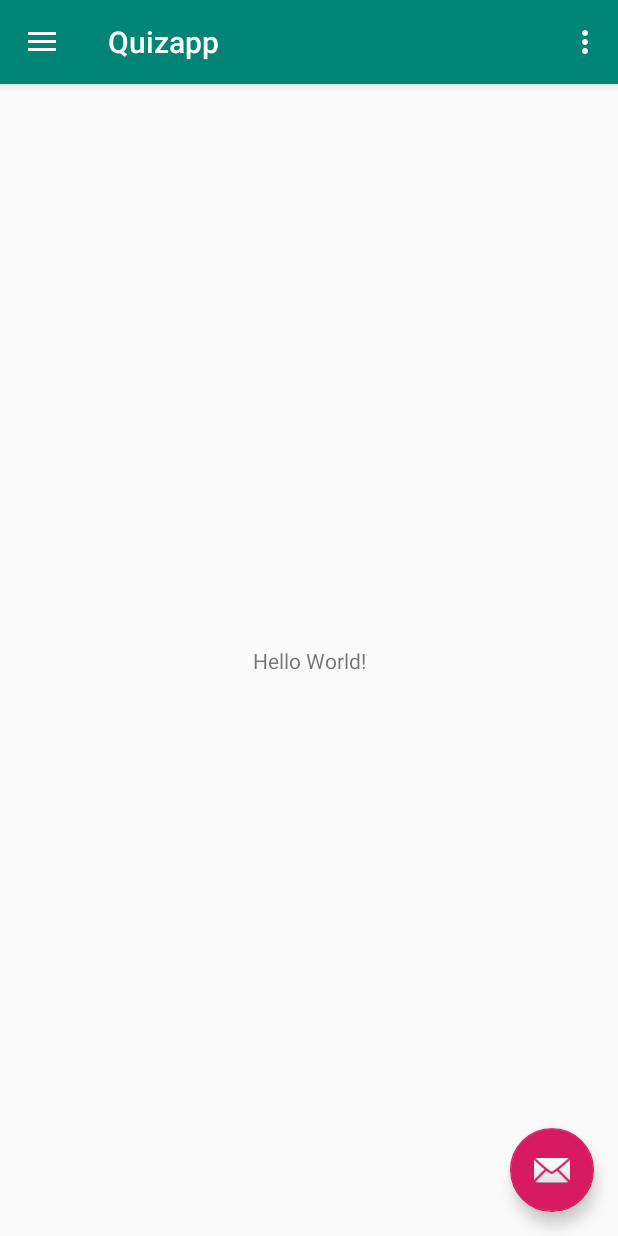
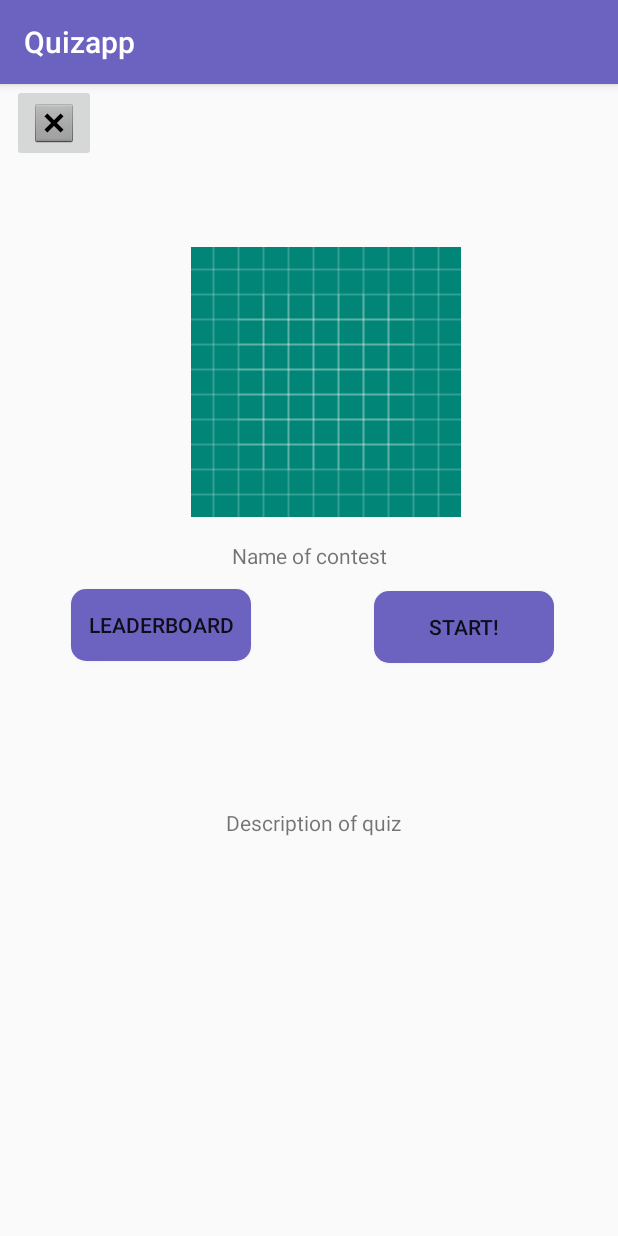
Before and after one commit to Chamana/Quizapp, an Android app: the screen it shows after launch (MainActivity before the commit, StartContestActivity after it), on a phone screen of 412 x 824 dp. Run offline under Robolectric (Android 15) with nearby library versions, the phone set to English and light mode, and no system bars.

Commit message:
start contest done

```diff
--- a/app/build.gradle
+++ b/app/build.gradle
@@ -26,4 +26,7 @@ dependencies {
     testImplementation 'junit:junit:4.12'
     androidTestImplementation 'com.android.support.test:runner:1.0.2'
     androidTestImplementation 'com.android.support.test.espresso:espresso-core:3.0.2'
+    implementation 'com.android.support:recyclerview-v7:28.0.0'
+    implementation 'com.android.support:cardview-v7:28.0.0'
+    implementation 'com.android.support:support-v4:28.0.0'
 }
--- a/app/src/main/AndroidManifest.xml
+++ b/app/src/main/AndroidManifest.xml
@@ -9,16 +9,19 @@
         android:roundIcon="@mipmap/ic_launcher_round"
         android:supportsRtl="true"
         android:theme="@style/AppTheme">
-        <activity
-            android:name=".MainActivity"
-            android:label="@string/app_name"
-            android:theme="@style/AppTheme.NoActionBar">
+        <activity android:name=".StartContestActivity">
             <intent-filter>
                 <action android:name="android.intent.action.MAIN" />
 
                 <category android:name="android.intent.category.LAUNCHER" />
             </intent-filter>
         </activity>
+        <activity
+            android:name=".MainActivity"
+            android:label="@string/app_name"
+            android:theme="@style/AppTheme.NoActionBar">
+
+        </activity>
     </application>
 
 </manifest>
--- /dev/null
+++ b/app/src/main/java/com/example/quizapp/StartContestActivity.java
@@ -0,0 +1,32 @@
+package com.example.quizapp;
+
+import android.support.v7.app.AppCompatActivity;
+import android.os.Bundle;
+import android.view.View;
+import android.widget.Button;
+import android.widget.ImageView;
+import android.widget.Toast;
+
+public class StartContestActivity extends AppCompatActivity {
+
+    ImageView imageView;
+
+    @Override
+    protected void onCreate(Bundle savedInstanceState) {
+        super.onCreate(savedInstanceState);
+        setContentView(R.layout.start_contest_layout);
+
+        ImageView ContestimageView=(ImageView)findViewById(R.id.ContestImage);
+        ContestimageView.setImageResource(R.drawable.ic_launcher_background) ;
+
+        Button startButton =findViewById(R.id.StartGame);
+        startButton.setOnClickListener(new View.OnClickListener() {
+            @Override
+            public void onClick(View v) {
+                Toast.makeText(StartContestActivity.this , "button clicked ",Toast.LENGTH_LONG).show();
+            }
+        });
+    }
+
+
+}
--- /dev/null
+++ b/app/src/main/res/drawable/rounded_button.xml
@@ -0,0 +1,6 @@
+<?xml version="1.0" encoding="utf-8"?>
+<shape xmlns:android="http://schemas.android.com/apk/res/android" android:shape="rectangle">
+
+    <corners android:radius="10dp"/>
+    <solid android:color="#6C63C0"></solid>
+</shape>
--- /dev/null
+++ b/app/src/main/res/layout/start_contest_layout.xml
@@ -0,0 +1,137 @@
+<?xml version="1.0" encoding="utf-8"?>
+<android.support.constraint.ConstraintLayout xmlns:android="http://schemas.android.com/apk/res/android"
+    xmlns:app="http://schemas.android.com/apk/res-auto"
+    xmlns:tools="http://schemas.android.com/tools"
+    android:layout_width="match_parent"
+    android:layout_height="match_parent"
+    tools:context=".StartContestActivity">
+
+    <ImageButton
+        android:id="@+id/CloseButton"
+        android:layout_width="wrap_content"
+        android:layout_height="wrap_content"
+        android:layout_marginStart="8dp"
+        android:layout_marginLeft="8dp"
+        android:layout_marginEnd="8dp"
+        android:layout_marginRight="8dp"
+        app:layout_constraintEnd_toStartOf="@+id/guideline"
+        app:layout_constraintHorizontal_bias="0.0"
+        app:layout_constraintStart_toStartOf="parent"
+        app:layout_constraintTop_toTopOf="parent"
+        app:srcCompat="@android:drawable/btn_dialog" />
+
+
+    <ImageView
+        android:id="@+id/ContestImage"
+        android:src="@drawable/ic_launcher_background"
+        android:layout_width="180dp"
+        android:layout_height="180dp"
+        android:layout_marginStart="8dp"
+        android:layout_marginLeft="8dp"
+        android:layout_marginTop="8dp"
+        android:layout_marginEnd="8dp"
+        android:layout_marginRight="8dp"
+        android:scaleType="centerCrop"
+        app:layout_constraintBottom_toTopOf="@id/NameOfContest"
+        app:layout_constraintEnd_toEndOf="parent"
+        app:layout_constraintHorizontal_bias="0.553"
+        app:layout_constraintStart_toStartOf="parent"
+        app:layout_constraintTop_toTopOf="@+id/guideline2"
+        app:layout_constraintVertical_chainStyle="spread_inside"
+        tools:srcCompat="@tools:sample/backgrounds/scenic"
+        />
+
+    <android.support.constraint.Guideline
+        android:id="@+id/guideline"
+        android:layout_width="wrap_content"
+        android:layout_height="wrap_content"
+        android:layout_marginStart="205dp"
+        android:layout_marginLeft="205dp"
+        android:layout_marginEnd="206dp"
+        android:layout_marginRight="206dp"
+        android:layout_marginBottom="731dp"
+        android:orientation="vertical"
+        app:layout_constraintBottom_toBottomOf="parent"
+        app:layout_constraintEnd_toEndOf="parent"
+        app:layout_constraintGuide_end="206dp"
+        app:layout_constraintStart_toStartOf="parent"
+        app:layout_constraintTop_toTopOf="parent" />
+
+    <TextView
+        android:id="@+id/NameOfContest"
+        android:layout_width="0dp"
+        android:layout_height="wrap_content"
+        android:layout_marginStart="8dp"
+        android:layout_marginLeft="8dp"
+        android:layout_marginTop="16dp"
+        android:layout_marginEnd="8dp"
+        android:layout_marginRight="8dp"
+        android:gravity="center"
+        android:text="Name of contest"
+        app:layout_constraintEnd_toEndOf="parent"
+        app:layout_constraintHorizontal_bias="0.0"
+        app:layout_constraintStart_toStartOf="parent"
+        app:layout_constraintTop_toBottomOf="@+id/ContestImage" />
+
+    <Button
+        android:id="@+id/LeaderBoardButton"
+        android:layout_width="120dp"
+        android:layout_height="wrap_content"
+        android:layout_marginStart="8dp"
+        android:layout_marginLeft="8dp"
+        android:layout_marginTop="8dp"
+        android:layout_marginBottom="8dp"
+        android:background="@drawable/rounded_button"
+        android:text="LeaderBoard"
+        app:layout_constraintBottom_toTopOf="@+id/ContestDescription"
+        app:layout_constraintEnd_toStartOf="@+id/guideline"
+        app:layout_constraintHorizontal_bias="0.50"
+        app:layout_constraintStart_toStartOf="parent"
+        app:layout_constraintTop_toBottomOf="@+id/NameOfContest"
+        app:layout_constraintVertical_bias="0.077" />
+
+    <Button
+        android:id="@+id/StartGame"
+        android:layout_width="120dp"
+        android:layout_height="wrap_content"
+        android:layout_marginStart="8dp"
+        android:layout_marginLeft="8dp"
+        android:layout_marginTop="8dp"
+        android:layout_marginEnd="8dp"
+        android:layout_marginRight="8dp"
+        android:layout_marginBottom="8dp"
+        android:background="@drawable/rounded_button"
+        android:text="Start!"
+        app:layout_constraintBottom_toTopOf="@+id/ContestDescription"
+        app:layout_constraintEnd_toEndOf="parent"
+        app:layout_constraintStart_toStartOf="@+id/guideline"
+        app:layout_constraintTop_toBottomOf="@+id/NameOfContest"
+        app:layout_constraintVertical_bias="0.101" />
+
+    <TextView
+        android:id="@+id/ContestDescription"
+        android:layout_width="401dp"
+        android:layout_height="94dp"
+        android:layout_marginStart="8dp"
+        android:layout_marginLeft="8dp"
+        android:layout_marginTop="24dp"
+        android:layout_marginEnd="8dp"
+        android:layout_marginRight="8dp"
+        android:text="Description of quiz"
+        android:gravity="center"
+        app:layout_constraintBottom_toBottomOf="parent"
+        app:layout_constraintEnd_toEndOf="parent"
+        app:layout_constraintHorizontal_bias="0.0"
+        app:layout_constraintStart_toStartOf="parent"
+        app:layout_constraintTop_toBottomOf="@+id/NameOfContest"
+        app:layout_constraintVertical_bias="0.299" />
+
+    <android.support.constraint.Guideline
+        android:id="@+id/guideline2"
+        android:layout_width="wrap_content"
+        android:layout_height="wrap_content"
+        android:orientation="horizontal"
+        app:layout_constraintGuide_begin="101dp" />
+
+
+</android.support.constraint.ConstraintLayout>
--- a/app/src/main/res/values/colors.xml
+++ b/app/src/main/res/values/colors.xml
@@ -1,6 +1,8 @@
 <?xml version="1.0" encoding="utf-8"?>
 <resources>
-    <color name="colorPrimary">#008577</color>
-    <color name="colorPrimaryDark">#00574B</color>
-    <color name="colorAccent">#D81B60</color>
+    <color name="colorPrimary">#6C63C0</color>
+    <color name="colorPrimaryDark">#6C63C0</color>
+    <color name="colorAccent">#6C63C0</color>
+    <color name="windowBackgroundColor">#F0F6F6</color>
+    <color name="black">#000000</color>
 </resources>
--- a/app/src/main/res/values/drawables.xml
+++ b/app/src/main/res/values/drawables.xml
@@ -5,4 +5,5 @@
     <item name="ic_menu_manage" type="drawable">@android:drawable/ic_menu_manage</item>
     <item name="ic_menu_share" type="drawable">@android:drawable/ic_menu_share</item>
     <item name="ic_menu_send" type="drawable">@android:drawable/ic_menu_send</item>
+
 </resources>
```
Also changed, not shown: app/src/main/res/drawable-v24/thankyou.jpg (added).
